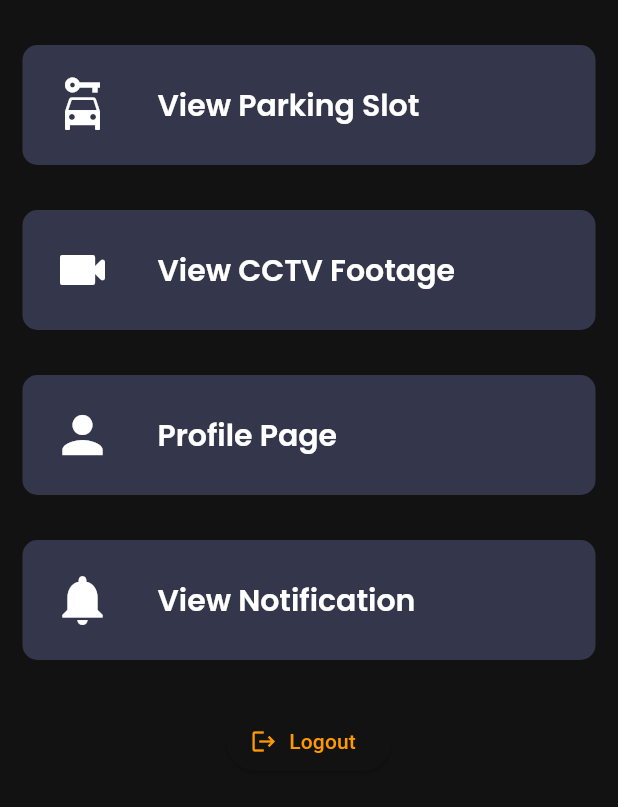
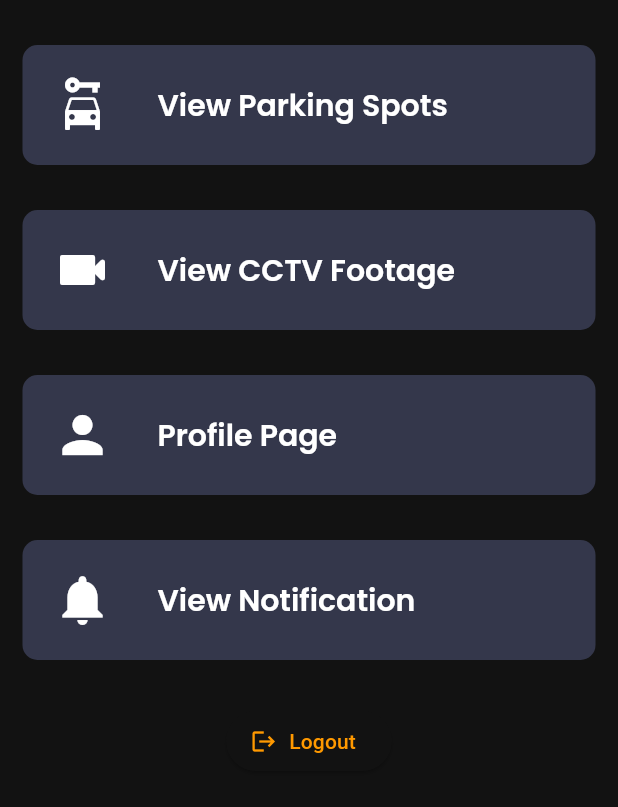
Before and after one commit to MrNitishroy/Car-Parking-System, a Flutter app: the HomePage screen opened directly, on a phone screen of 412 x 824 dp, the part 429-1236 px from its top. Run offline on Flutter 3.47's test engine with Material 3 defaults, Android fonts, the phone set to English and light mode, and no system bars; our stand-ins replace chewie, cloud_firestore, firebase_auth, firebase_core, flutter_svg, fluttertoast and 4 more; missing offline and left inert: another_dashed_container; accounts and stored records are empty.

Commit message:
rename view parking slots

```diff
--- a/lib/Pages/Home/HomePage.dart
+++ b/lib/Pages/Home/HomePage.dart
@@ -89,7 +89,7 @@ class HomePage extends StatelessWidget {
                     ),
                     SizedBox(width: 30),
                     Text(
-                      "View Parking Slot",
+                      "View Parking Spots",
                       style: Theme.of(context).textTheme.headlineMedium,
                     ),
                   ],
```
